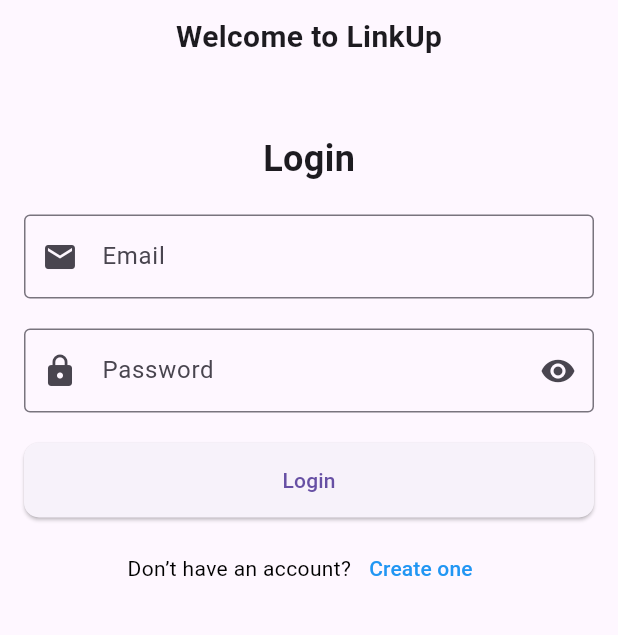
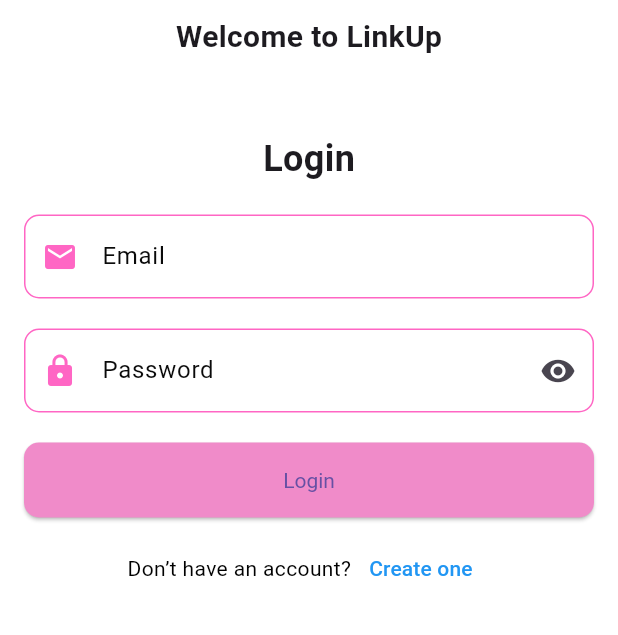
Before and after one commit to siyatadumjan/linkup_project, a Flutter app: the screen it shows after launch, after a tap on "Next", after a tap on "Skip", after a tap on "Start Chatting", on a phone screen of 412 x 824 dp, the part 360-995 px from its top. Run offline on Flutter 3.47's test engine with Material 3 defaults, Android fonts, the light colour scheme and no system bars; Roboto replaces fonts that are missing (Montserrat Bold).

Commit message:
updated appdart

```diff
--- a/lib/app.dart
+++ b/lib/app.dart
@@ -1,4 +1,5 @@
 import 'package:flutter/material.dart';
+import 'package:linkup_project/core/app_theme/app_theme.dart';
 import 'package:linkup_project/view/user/home/bottom_navigation.dart';
 import 'package:linkup_project/view/user/login_screen.dart';
 import 'package:linkup_project/view/user/onboarding/onboarding.dart';
@@ -13,6 +14,7 @@
     return MaterialApp(
       debugShowCheckedModeBanner: false,
       initialRoute: '/',
+      theme: getApplicationTheme(),
       routes: {
         '/': (context) => const SplashScreenView(),
         '/onboarding': (context) => const OnboardingScreen(),
```
